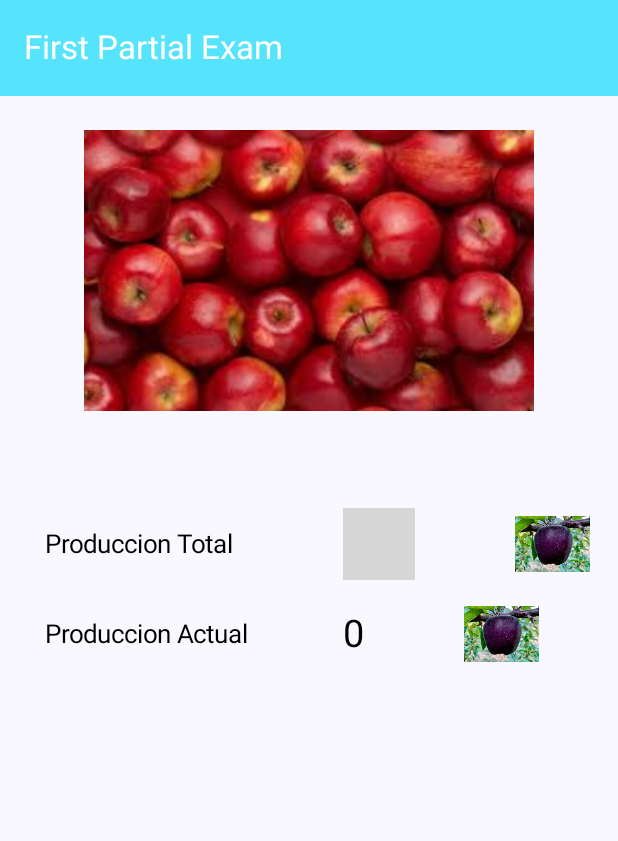
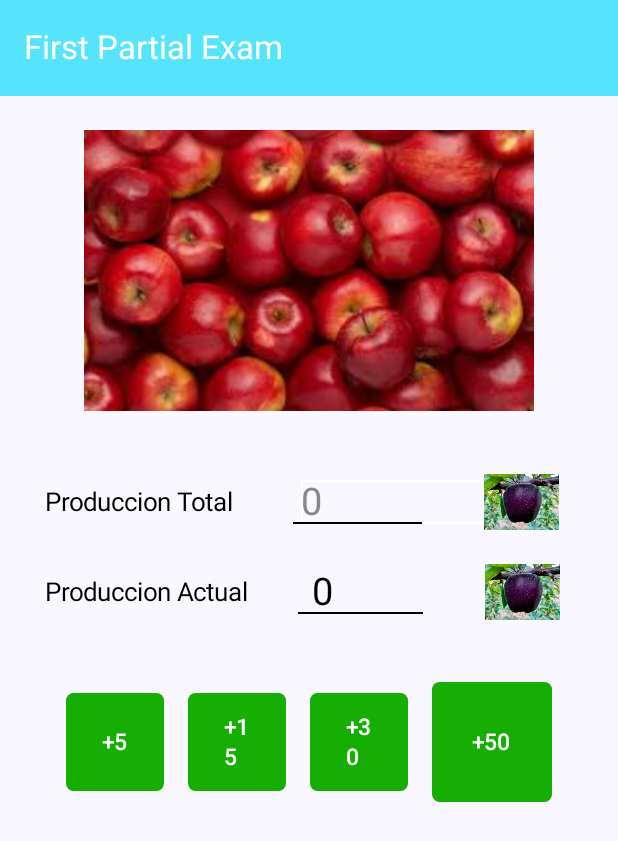
Before and after one commit to JimenezRicardoA/Tercer-Parcial, an Android app built with Jetpack Compose: the HuertoManzanasView screen opened through its navigation route, on a phone screen of 412 x 824 dp. Shown: the top 841 px of the screen. Run offline under Robolectric (Android 15) with nearby library versions, the phone set to English and light mode, and no system bars; our stand-ins replace livedata-compose; 2 statements that could not run were skipped; grey boxes are pictures that could not be loaded.

Commit message:
Se agregan cambios en el viewModel y se agregan los botones

```diff
--- a/app/src/main/java/com/ricardo/segundoparcial/examenprimerparcial/HuertoManzanasView.kt
+++ b/app/src/main/java/com/ricardo/segundoparcial/examenprimerparcial/HuertoManzanasView.kt
@@ -1,6 +1,9 @@
 package com.ricardo.segundoparcial.examenprimerparcial
 
 import androidx.compose.foundation.Image
+import androidx.compose.foundation.background
+import androidx.compose.foundation.border
+import androidx.compose.foundation.layout.Arrangement
 import androidx.compose.foundation.layout.Box
 import androidx.compose.foundation.layout.Column
 import androidx.compose.foundation.layout.Row
@@ -8,9 +11,7 @@ import androidx.compose.foundation.layout.Spacer
 import androidx.compose.foundation.layout.fillMaxWidth
 import androidx.compose.foundation.layout.height
 import androidx.compose.foundation.layout.offset
-import androidx.compose.foundation.layout.padding
 import androidx.compose.foundation.layout.size
-import androidx.compose.foundation.layout.width
 import androidx.compose.material3.ExperimentalMaterial3Api
 import androidx.compose.material3.Text
 import androidx.compose.material3.TopAppBar
@@ -28,10 +29,25 @@ import androidx.compose.ui.text.TextStyle
 import androidx.compose.ui.unit.dp
 import androidx.compose.ui.unit.sp
 import androidx.navigation.NavController
+import androidx.compose.foundation.layout.padding
+import androidx.compose.foundation.layout.width
+import androidx.compose.foundation.shape.RoundedCornerShape
+import androidx.compose.foundation.text.BasicTextField
+import androidx.compose.ui.text.input.KeyboardType
+import androidx.compose.foundation.text.KeyboardOptions
+import androidx.compose.material3.Button
+import androidx.compose.material3.ButtonDefaults
+import androidx.compose.runtime.mutableStateOf
+import androidx.compose.runtime.remember
+import androidx.compose.runtime.setValue
+import androidx.compose.ui.graphics.RectangleShape
 
 @OptIn(ExperimentalMaterial3Api::class)
 @Composable
 fun HuertoManzanasView(viewModel: HuertoManzanasViewModel, navController: NavController){
+    var ptotal by remember { mutableStateOf("") }
+    var pactual by remember { mutableStateOf("") }
+
     val ProduccionTotal by viewModel.getTotal().observeAsState(0)
     val ProduccionActual by viewModel.getActual().observeAsState(0)
 
@@ -53,32 +69,73 @@ fun HuertoManzanasView(viewModel: HuertoManzanasViewModel, navController: NavCon
         )
 
         Column(
-            modifier = Modifier.align(Alignment.Center)
-                .offset(y = (-20).dp)
+            modifier = Modifier
+                .align(Alignment.Center)
+                .offset(y = (10).dp)
         ){
             Row (
-                modifier = Modifier.fillMaxWidth(),
+                modifier = Modifier
+                    .fillMaxWidth(),
                 verticalAlignment = Alignment.CenterVertically
             ){
                 Text ("Produccion Total",
                     color = Color.Black,
                     style = TextStyle(fontSize = 17.sp),
-                    modifier = Modifier.align(Alignment.CenterVertically)
+                    modifier = Modifier
+                        .align(Alignment.CenterVertically)
                         .offset(x = (30).dp)
                 )
-                Text ("${ProduccionTotal}",
-                    color = Color.Black,
-                    style = TextStyle(fontSize = 25.sp),
-                    modifier = Modifier.align(Alignment.CenterVertically)
-                        .offset(x = (103).dp)
-                )
+
+                Spacer(modifier = Modifier.height(50.dp))
+
+                Box(
+                    modifier = Modifier
+                        .fillMaxWidth(0.6f)
+                        .offset(70.dp)
+                ){
+                    BasicTextField(
+                        value = ptotal,
+                        onValueChange = {ptotal = it},
+                        keyboardOptions = KeyboardOptions(keyboardType = KeyboardType.Number),
+                        singleLine = true,
+                        textStyle = TextStyle(fontSize = 25.sp, color = Color.Black),
+                        modifier = Modifier
+                            .offset(5.dp)
+                            .padding(start = 0.dp)
+                            .border(
+                                width = 1.dp,
+                                color = Color.White,
+                                shape = RectangleShape
+                            )
+                            .fillMaxWidth()
+                    )
+
+                    if (ptotal.isEmpty()) {
+                        Text(
+                            text = "0",
+                            style = TextStyle(fontSize = 25.sp, color = Color.Gray),
+                            modifier = Modifier
+                                .offset(5.dp)
+                                .padding(start = 0.dp)
+                                .align(Alignment.CenterStart)
+                        )
+                    }
+
+                    Spacer(
+                        modifier = Modifier
+                            .fillMaxWidth(0.5f)
+                            .height(1.dp)
+                            .background(Color.Black)
+                            .align(Alignment.BottomStart)
+                    )
+                }
 
                 Image(
                     painter = painterResource(id = R.drawable.manzana),
                     contentDescription = "Descripción de la imagen",
                     modifier = Modifier
                         .align(Alignment.CenterVertically)
-                        .offset(x = (170).dp)
+                        .offset(x = (25).dp)
                         .size(50.dp)
                 )
 
@@ -93,27 +150,115 @@ fun HuertoManzanasView(viewModel: HuertoManzanasViewModel, navController: NavCon
                 Text ("Produccion Actual",
                     color = Color.Black,
                     style = TextStyle(fontSize = 17.sp),
-                    modifier = Modifier.align(Alignment.CenterVertically)
+                    modifier = Modifier
+                        .align(Alignment.CenterVertically)
                         .offset(x = (30).dp)
                 )
-                Text ("${ProduccionActual}",
-                    color = Color.Black,
-                    style = TextStyle(fontSize = 25.sp),
-                    modifier = Modifier.align(Alignment.CenterVertically)
-                        .offset(x = (93).dp)
-                )
+
+                Box(
+                    modifier = Modifier
+                        .fillMaxWidth(0.6f)
+                        .offset(63.dp)
+                ){
+                    Text ("${ProduccionActual}",
+                        color = Color.Black,
+                        style = TextStyle(fontSize = 25.sp),
+                        modifier = Modifier
+                            .align(Alignment.Center)
+                            .offset(x = (-67).dp)
+                    )
+
+                    Spacer(
+                        modifier = Modifier
+                            .fillMaxWidth(0.5f)
+                            .height(1.dp)
+                            .background(Color.Black)
+                            .align(Alignment.BottomStart)
+                    )
+                }
 
                 Image(
                     painter = painterResource(id = R.drawable.manzana),
                     contentDescription = "Descripción de la imagen",
                     modifier = Modifier
                         .align(Alignment.CenterVertically)
-                        .offset(x = (160).dp)
+                        .offset(x = (22).dp)
                         .size(50.dp)
                 )
 
             }
 
+            Spacer(modifier = Modifier.height(35.dp))
+
+            Box(
+                modifier = Modifier.fillMaxWidth(),
+                contentAlignment = Alignment.Center
+            ){
+                Row (
+                    modifier = Modifier.fillMaxWidth(),
+                    verticalAlignment = Alignment.CenterVertically,
+                    horizontalArrangement = Arrangement.Center
+                ){
+                    Button(onClick = { /*TODO*/ },
+                        modifier = Modifier
+                            .align(Alignment.CenterVertically)
+                            .size(65.dp, 65.dp)
+                            .padding(0.dp),
+                        shape = RoundedCornerShape(5.dp),
+                        colors = ButtonDefaults.buttonColors(
+                            containerColor = Color(0xFF17AE03),
+                            contentColor = Color.White
+                        )) {
+                        Text("+5", fontSize = 15.sp)
+                    }
+
+                    Spacer(modifier = Modifier.width(16.dp))
+
+                    Button(onClick = { /*TODO*/ },
+                        modifier = Modifier
+                            .align(Alignment.CenterVertically)
+                            .size(65.dp, 65.dp)
+                            .padding(0.dp),
+                        shape = RoundedCornerShape(5.dp),
+                        colors = ButtonDefaults.buttonColors(
+                            containerColor = Color(0xFF17AE03),
+                            contentColor = Color.White
+                        )) {
+                        Text("+15", fontSize = 15.sp)
+                    }
+
+                    Spacer(modifier = Modifier.width(16.dp))
+
+                    Button(onClick = { /*TODO*/ },
+                        modifier = Modifier
+                            .align(Alignment.CenterVertically)
+                            .size(65.dp, 65.dp)
+                            .padding(0.dp),
+                        shape = RoundedCornerShape(5.dp),
+                        colors = ButtonDefaults.buttonColors(
+                            containerColor = Color(0xFF17AE03),
+                            contentColor = Color.White
+                        )) {
+                        Text("+30", fontSize = 15.sp)
+                    }
+
+                    Spacer(modifier = Modifier.width(16.dp))
+
+                    Button(onClick = { /*TODO*/ },
+                        modifier = Modifier
+                            .align(Alignment.CenterVertically)
+                            .size(80.dp, 80.dp)
+                            .padding(0.dp),
+                        shape = RoundedCornerShape(5.dp),
+                        colors = ButtonDefaults.buttonColors(
+                            containerColor = Color(0xFF17AE03),
+                            contentColor = Color.White
+                        )) {
+                        Text("+50", fontSize = 15.sp)
+                    }
+                }
+            }
+
         }
     }
 }
--- a/app/src/main/java/com/ricardo/segundoparcial/examenprimerparcial/HuertoManzanasViewModel.kt
+++ b/app/src/main/java/com/ricardo/segundoparcial/examenprimerparcial/HuertoManzanasViewModel.kt
@@ -4,10 +4,17 @@ import androidx.lifecycle.LiveData
 import androidx.lifecycle.MutableLiveData
 import androidx.lifecycle.ViewModel
 
+
+data class HuertoManzanasModel (val ptotal: Int, val v: Int)
 class HuertoManzanasViewModel : ViewModel(){
-    val actual = MutableLiveData (0)
-    val Total = MutableLiveData (0)
 
+    private val actual = MutableLiveData (0)
     fun getActual() : LiveData<Int> = actual
+
+    private val Total = MutableLiveData (0)
     fun getTotal() : LiveData<Int> = Total
+
+    fun setTotal(newTotal: Int){
+        Total.value = newTotal
+    }
 }
```
